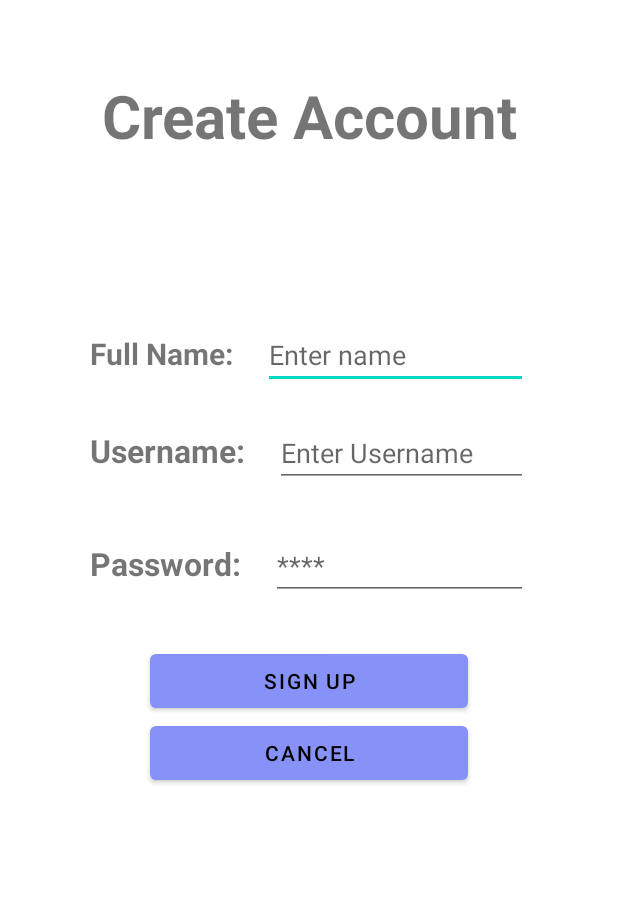
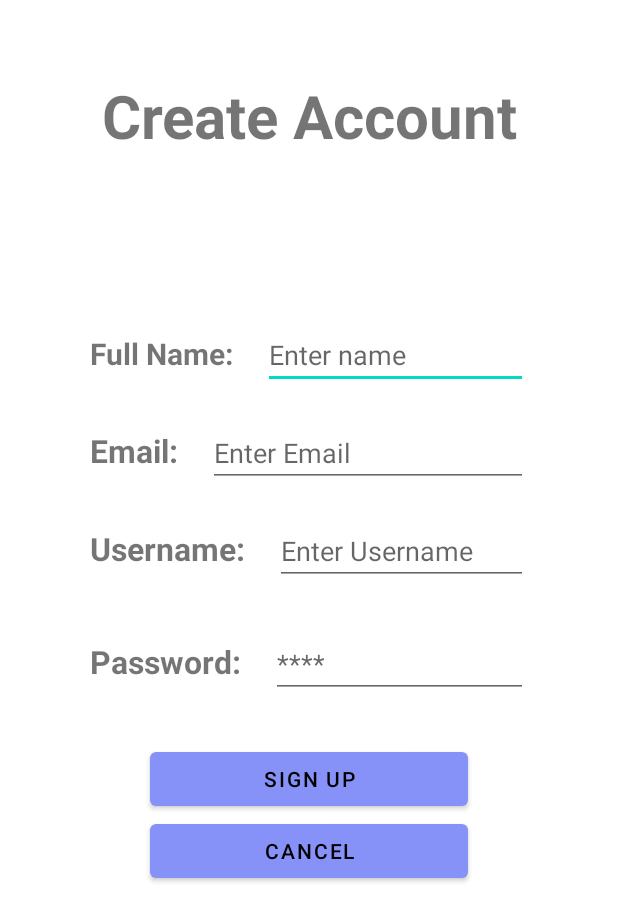
Before and after one commit to sreejaveeraghanta/AniMo, an Android app: the SignupActivity screen opened directly, with no data from a screen before it, on a phone screen of 412 x 824 dp. Shown: the top 921 px of the screen. Run offline under Robolectric (Android 15) with nearby library versions, the phone set to English and light mode, and no system bars; our stand-ins replace Firebase (no records; nobody signed in at launch, a user with empty details on screens opened directly).

Commit message:
add action bar, and forget password button

```diff
--- a/AniMo/app/src/main/AndroidManifest.xml
+++ b/AniMo/app/src/main/AndroidManifest.xml
@@ -10,6 +10,7 @@
         android:label="@string/app_name"
         android:roundIcon="@mipmap/ic_launcher_round"
         android:supportsRtl="true"
+        android:screenOrientation="portrait"
         android:theme="@style/Theme.AniMo"
         tools:targetApi="31">
         <activity
@@ -24,6 +25,7 @@
             </intent-filter>
         </activity>
         <activity android:name=".SignupActivity"/>
+        <activity android:name=".ResetPasswordActivity"/>
         <activity
             android:name=".MainActivity"
             android:exported="false">
--- a/AniMo/app/src/main/java/AniMo/com/MainActivity.kt
+++ b/AniMo/app/src/main/java/AniMo/com/MainActivity.kt
@@ -16,8 +16,8 @@ class MainActivity : AppCompatActivity() {
 
     override fun onCreate(savedInstanceState: Bundle?) {
         super.onCreate(savedInstanceState)
-
         binding = ActivityMainBinding.inflate(layoutInflater)
+        setSupportActionBar(findViewById(R.id.appBar))
         setContentView(binding.root)
         val name = intent.getStringExtra("name")
         val username = intent.getStringExtra("username")
--- a/AniMo/app/src/main/java/AniMo/com/SignupActivity.kt
+++ b/AniMo/app/src/main/java/AniMo/com/SignupActivity.kt
@@ -10,38 +10,42 @@ import android.widget.Toast
 import androidx.appcompat.app.AppCompatActivity
 import com.google.firebase.database.DatabaseReference
 import com.google.firebase.database.FirebaseDatabase
+import kotlinx.coroutines.CoroutineScope
+import kotlinx.coroutines.Dispatchers.IO
+import kotlinx.coroutines.launch
 
 class SignupActivity: AppCompatActivity() {
     private lateinit var binding: ActivitySignupBinding
-    private lateinit var signUpButton : Button
-    private lateinit var cancelButton : Button
     private lateinit var database: FirebaseDatabase
     private lateinit var reference: DatabaseReference
 
     private lateinit var name: EditText
     private lateinit var username: EditText
     private lateinit var password: EditText
+    private lateinit var email : EditText
 
     override fun onCreate(savedInstanceState: Bundle?) {
         super.onCreate(savedInstanceState)
         binding = ActivitySignupBinding.inflate(layoutInflater)
         setContentView(binding.root)
-        signUpButton = findViewById(R.id.signup_button)
         binding.signupButton.setOnClickListener() {
             database = FirebaseDatabase.getInstance()
             reference = database.reference.child("Users")
             name = findViewById(R.id.name)
             username = findViewById(R.id.username)
             password = findViewById(R.id.password)
-            if (name.text.isNotEmpty() && username.text.isNotEmpty() && password.text.isNotEmpty()) {
+            email = findViewById(R.id.email)
+            if (name.text.isNotEmpty() && username.text.isNotEmpty() && password.text.isNotEmpty() && email.text.isNotEmpty()) {
                 val nameValue = name.text.toString()
                 val usernameValue = username.text.toString()
                 val passwordValue = password.text.toString()
                 val hashedPassword = Util.hashPassword(passwordValue)
-                val user = User(nameValue, usernameValue, hashedPassword)
-                reference.child(usernameValue).setValue(user)
-                Toast.makeText(this, "Successfully added user", Toast.LENGTH_SHORT).show()
-
+                val emailAddress = email.text.toString()
+                val user = User(nameValue, emailAddress, usernameValue, hashedPassword)
+                CoroutineScope(IO).launch {
+                    reference.child(usernameValue).setValue(user)
+                    Toast.makeText(this@SignupActivity, "Successfully added user", Toast.LENGTH_SHORT).show()
+                }
                 val intent = Intent(this, MainActivity::class.java)
                 intent.putExtra("name", nameValue)
                 intent.putExtra("username", usernameValue)
@@ -53,7 +57,6 @@ class SignupActivity: AppCompatActivity() {
             }
         }
 
-        cancelButton = findViewById(R.id.cancel_button)
         binding.cancelButton.setOnClickListener() {
             val intent = Intent(this, LoginActivity::class.java)
             startActivity(intent)
--- a/AniMo/app/src/main/java/AniMo/com/database/User.kt
+++ b/AniMo/app/src/main/java/AniMo/com/database/User.kt
@@ -2,6 +2,7 @@ package AniMo.com.database
 
 data class User(
     val name: String = "",
+    val email: String = "",
     val username: String = "",
     val password: String = "",
     val treats: Int = 0,
--- a/AniMo/app/src/main/res/layout/activity_signup.xml
+++ b/AniMo/app/src/main/res/layout/activity_signup.xml
@@ -1,8 +1,14 @@
 <?xml version="1.0" encoding="utf-8"?>
-<LinearLayout xmlns:android="http://schemas.android.com/apk/res/android"
+
+<ScrollView xmlns:android="http://schemas.android.com/apk/res/android"
+    android:layout_width="match_parent"
+    android:layout_height="match_parent">
+
+    <LinearLayout
     android:orientation="vertical"
     android:layout_width="match_parent"
-    android:layout_height="match_parent">
+    android:layout_height="wrap_content">
+
 
     <TextView
         android:layout_marginTop="50dp"
@@ -11,7 +17,7 @@
         android:gravity="center"
         android:textStyle="bold"
         android:textSize="40sp"
-        android:text="Create Account"/>
+        android:text="@string/create_account"/>
 
     <LinearLayout
         android:layout_marginTop="100dp"
@@ -52,6 +58,30 @@
             android:textStyle="bold"
             android:textSize="21sp"
             android:layout_margin="10dp"
+            android:text="@string/email"/>
+        <EditText
+            android:id="@+id/email"
+            android:layout_width="match_parent"
+            android:hint="Enter Email"
+            android:layout_margin="10dp"
+            android:inputType="textEmailAddress"
+            android:layout_height="wrap_content"/>
+    </LinearLayout>
+
+    <LinearLayout
+        android:layout_marginTop="0dp"
+        android:layout_marginLeft="50dp"
+        android:layout_marginRight="50dp"
+        android:layout_width="match_parent"
+        android:layout_height="wrap_content"
+        android:orientation="horizontal">
+
+        <TextView
+            android:layout_width="wrap_content"
+            android:layout_height="wrap_content"
+            android:textStyle="bold"
+            android:textSize="21sp"
+            android:layout_margin="10dp"
             android:text="@string/username_text"/>
         <EditText
             android:id="@+id/username"
@@ -61,6 +91,7 @@
             android:inputType="text"
             android:layout_height="wrap_content"/>
     </LinearLayout>
+
 
     <LinearLayout
         android:layout_marginTop="10dp"
@@ -106,4 +137,6 @@
         android:textColor="@color/black"
         android:text="cancel"/>
 
+
 </LinearLayout>
+    </ScrollView>
--- a/AniMo/app/src/main/res/layout/fragment_friends.xml
+++ b/AniMo/app/src/main/res/layout/fragment_friends.xml
@@ -11,7 +11,7 @@
         android:layout_width="match_parent"
         android:layout_height="wrap_content"
         android:layout_marginStart="8dp"
-        android:layout_marginTop="8dp"
+        android:layout_marginTop="?attr/actionBarSize"
         android:layout_marginEnd="8dp"
         android:textAlignment="center"
         android:textSize="20sp"
--- a/AniMo/app/src/main/res/layout/fragment_stats.xml
+++ b/AniMo/app/src/main/res/layout/fragment_stats.xml
@@ -7,10 +7,10 @@
 
     <TextView
         android:id="@+id/text_stats"
+        android:layout_marginTop="?attr/actionBarSize"
         android:layout_width="match_parent"
         android:layout_height="wrap_content"
         android:layout_marginStart="8dp"
-        android:layout_marginTop="8dp"
         android:layout_marginEnd="8dp"
         android:textAlignment="center"
         android:textSize="20sp"
--- a/AniMo/app/src/main/res/layout/fragment_store.xml
+++ b/AniMo/app/src/main/res/layout/fragment_store.xml
@@ -8,6 +8,7 @@
     >
 
     <LinearLayout
+        android:layout_marginTop="?attr/actionBarSize"
         android:layout_width="match_parent"
         android:layout_height="wrap_content"
         android:orientation="vertical"
--- a/AniMo/app/src/main/res/values/strings.xml
+++ b/AniMo/app/src/main/res/values/strings.xml
@@ -13,4 +13,5 @@
     <string name="create_account">Create Account</string>
     <string name="continue_as_guest">continue as guest</string>
     <string name="name">Full Name:</string>
+    <string name="email">Email:</string>
 </resources>
```
Also changed, not shown: AniMo/app/src/main/java/AniMo/com/LoginActivity.kt (+37 -9 lines), AniMo/app/src/main/java/AniMo/com/ResetPasswordActivity.kt (added, +97 -0 lines), AniMo/app/src/main/res/layout/activity_login.xml (+14 -1 lines), AniMo/app/src/main/res/layout/activity_main.xml (+11 -2 lines), AniMo/app/src/main/res/layout/activity_reset_password.xml (added, +117 -0 lines).
